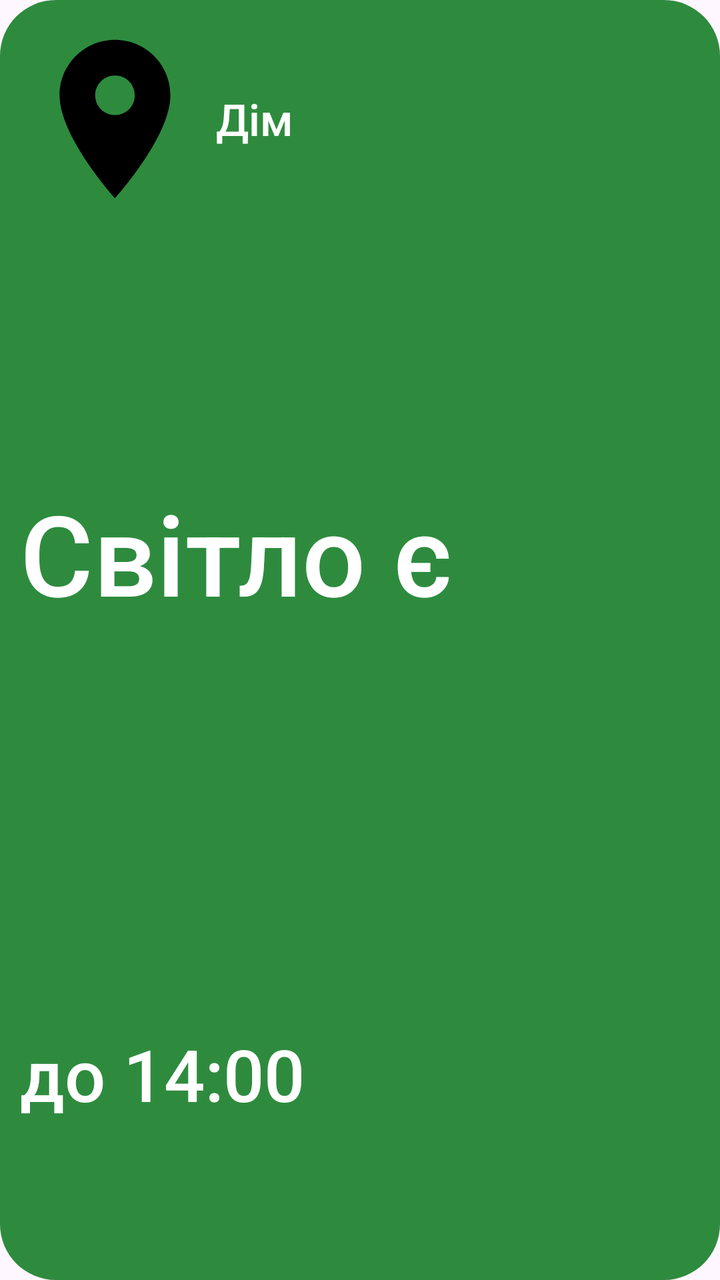
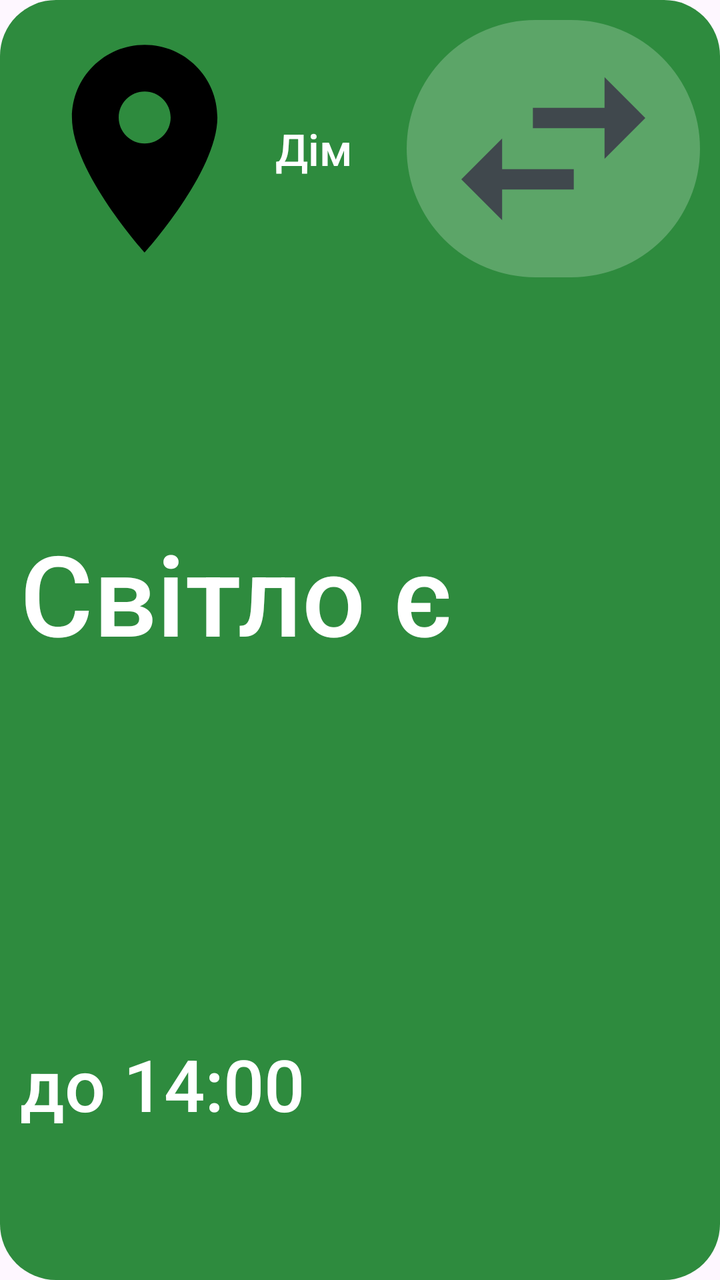

Screens rendered from an Android XML layout before and after an edit, with the pre-edit source and the edit as a unified diff.
<!-- AndroidManifest.xml: application theme AppTheme -->
<!-- res/layout/widget_small_large.xml -->
<?xml version="1.0" encoding="utf-8"?>
<LinearLayout xmlns:android="http://schemas.android.com/apk/res/android"
    android:id="@+id/w_root"
    android:layout_width="match_parent"
    android:layout_height="match_parent"
    android:background="@drawable/wbg_on"
    android:orientation="vertical"
    android:padding="10dp">

    <LinearLayout
        android:layout_width="match_parent"
        android:layout_height="0dp"
        android:layout_weight="1.6"
        android:gravity="center_vertical"
        android:orientation="horizontal">

        <ImageView
            android:id="@+id/w_pin"
            android:layout_width="wrap_content"
            android:layout_height="match_parent"
            android:adjustViewBounds="true"
            android:contentDescription="@null"
            android:paddingTop="2dp"
            android:paddingBottom="2dp"
            android:src="@drawable/ic_place" />

        <TextView
            android:id="@+id/w_address"
            android:layout_width="0dp"
            android:layout_height="match_parent"
            android:layout_marginStart="3dp"
            android:layout_weight="1"
            android:autoSizeMaxTextSize="22dp"
            android:autoSizeMinTextSize="9dp"
            android:autoSizeStepGranularity="1dp"
            android:autoSizeTextType="uniform"
            android:fontFamily="sans-serif-medium"
            android:gravity="center_vertical"
            android:maxLines="1"
            android:text="Дім"
            android:textColor="#FFFFFFFF" />
    </LinearLayout>

    <TextView
        android:id="@+id/w_status"
        android:layout_width="match_parent"
        android:layout_height="0dp"
        android:layout_weight="5.4"
        android:autoSizeMaxTextSize="56dp"
        android:autoSizeMinTextSize="11dp"
        android:autoSizeStepGranularity="1dp"
        android:autoSizeTextType="uniform"
        android:fontFamily="sans-serif-medium"
        android:gravity="center_vertical|start"
        android:maxLines="2"
        android:text="Світло є"
        android:textColor="#FFFFFFFF" />

    <TextView
        android:id="@+id/w_detail"
        android:layout_width="match_parent"
        android:layout_height="0dp"
        android:layout_weight="3"
        android:autoSizeMaxTextSize="36dp"
        android:autoSizeMinTextSize="10dp"
        android:autoSizeStepGranularity="1dp"
        android:autoSizeTextType="uniform"
        android:fontFamily="sans-serif-medium"
        android:gravity="center_vertical|start"
        android:maxLines="1"
        android:text="до 14:00"
        android:textColor="#FFFFFFFF" />
</LinearLayout>
<!-- resources referenced by this layout -->
<resources>
  <!-- drawable ic_place (drawable) -->
  <?xml version="1.0" encoding="utf-8"?>
  <vector xmlns:android="http://schemas.android.com/apk/res/android"
      android:width="24dp"
      android:height="24dp"
      android:viewportWidth="24"
      android:viewportHeight="24">
      <path android:fillColor="#FF000000" android:pathData="M12,2C8.13,2 5,5.13 5,9c0,5.25 7,13 7,13s7,-7.75 7,-13c0,-3.87 -3.13,-7 -7,-7zM12,11.5c-1.38,0 -2.5,-1.12 -2.5,-2.5s1.12,-2.5 2.5,-2.5 2.5,1.12 2.5,2.5 -1.12,2.5 -2.5,2.5z" />
  </vector>
  <!-- drawable wbg_on (drawable) -->
  <?xml version="1.0" encoding="utf-8"?>
  <shape xmlns:android="http://schemas.android.com/apk/res/android" android:shape="rectangle">
      <solid android:color="@color/st_on_container" />
      <corners android:radius="26dp" />
  </shape>
  <style name="AppTheme" parent="Theme.Material3.DayNight.NoActionBar">
          <item name="android:statusBarColor">?attr/colorSurface</item>
          <item name="android:windowLightStatusBar">@bool/light_bars</item>
      </style>
  <color name="st_on_container">#2E8B3E</color>
</resources>

<!-- the commit's change to res/layout/widget_small_large.xml (unified diff, before → after) -->
@@ -8,9 +8,10 @@
     android:padding="10dp">
 
     <LinearLayout
+        android:id="@+id/w_header"
         android:layout_width="match_parent"
         android:layout_height="0dp"
-        android:layout_weight="1.6"
+        android:layout_weight="2.2"
         android:gravity="center_vertical"
         android:orientation="horizontal">
 
@@ -39,6 +40,20 @@
             android:maxLines="1"
             android:text="Дім"
             android:textColor="#FFFFFFFF" />
+
+        <ImageView
+            android:id="@+id/w_switch"
+            android:layout_width="wrap_content"
+            android:layout_height="match_parent"
+            android:layout_marginStart="6dp"
+            android:adjustViewBounds="true"
+            android:background="@drawable/switch_pill_light"
+            android:contentDescription="Інша адреса"
+            android:paddingStart="12dp"
+            android:paddingTop="3dp"
+            android:paddingEnd="12dp"
+            android:paddingBottom="3dp"
+            android:src="@drawable/ic_swap" />
     </LinearLayout>
 
     <TextView
<!-- resource entries referenced after the edit -->
@@ -9,6 +9,21 @@
       android:viewportHeight="24">
       <path android:fillColor="#FF000000" android:pathData="M12,2C8.13,2 5,5.13 5,9c0,5.25 7,13 7,13s7,-7.75 7,-13c0,-3.87 -3.13,-7 -7,-7zM12,11.5c-1.38,0 -2.5,-1.12 -2.5,-2.5s1.12,-2.5 2.5,-2.5 2.5,1.12 2.5,2.5 -1.12,2.5 -2.5,2.5z" />
   </vector>
+  <!-- drawable ic_swap (drawable) -->
+  <?xml version="1.0" encoding="utf-8"?>
+  <vector xmlns:android="http://schemas.android.com/apk/res/android"
+      android:width="24dp"
+      android:height="24dp"
+      android:viewportWidth="24"
+      android:viewportHeight="24">
+      <path android:fillColor="@color/widget_sub" android:pathData="M6.99,11L3,15l3.99,4v-3H14v-2H6.99v-3zM21,9l-3.99,-4v3H10v2h7.01v3L21,9z" />
+  </vector>
+  <!-- drawable switch_pill_light (drawable) -->
+  <?xml version="1.0" encoding="utf-8"?>
+  <shape xmlns:android="http://schemas.android.com/apk/res/android" android:shape="rectangle">
+      <solid android:color="#38FFFFFF" />
+      <corners android:radius="100dp" />
+  </shape>
   <!-- drawable wbg_on (drawable) -->
   <?xml version="1.0" encoding="utf-8"?>
   <shape xmlns:android="http://schemas.android.com/apk/res/android" android:shape="rectangle">
@@ -19,6 +34,7 @@
           <item name="android:statusBarColor">?attr/colorSurface</item>
           <item name="android:windowLightStatusBar">@bool/light_bars</item>
       </style>
+  <color name="widget_sub">#44474F</color>
   <color name="st_on_container">#2E8B3E</color>
 </resources>
 
